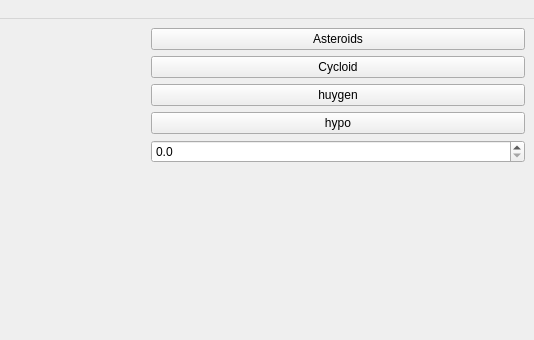
Before: the Qt Designer form mainwindow.ui in codewithsubham/c-shaper, drawn with Qt 5; both pictures show x 239 to 773 and y 0 to 340 of the 773 by 538 pixel window.
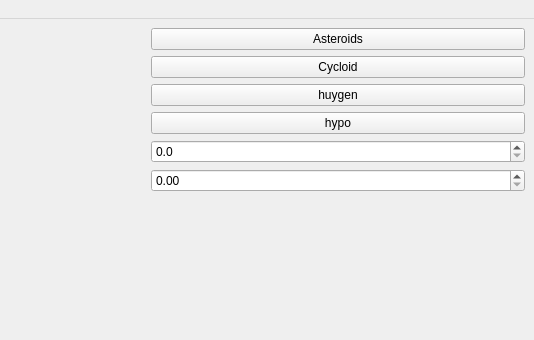
After: the same form once the commit is applied. Custom widgets are drawn as their Qt base class.

What changed in the file:
```diff
--- a/mainwindow.ui
+++ b/mainwindow.ui
@@ -63,6 +63,9 @@
           </property>
          </widget>
         </item>
+        <item>
+         <widget class="QDoubleSpinBox" name="doubleSpinBox_2"/>
+        </item>
         <item>
          <spacer name="verticalSpacer">
           <property name="orientation">
```
